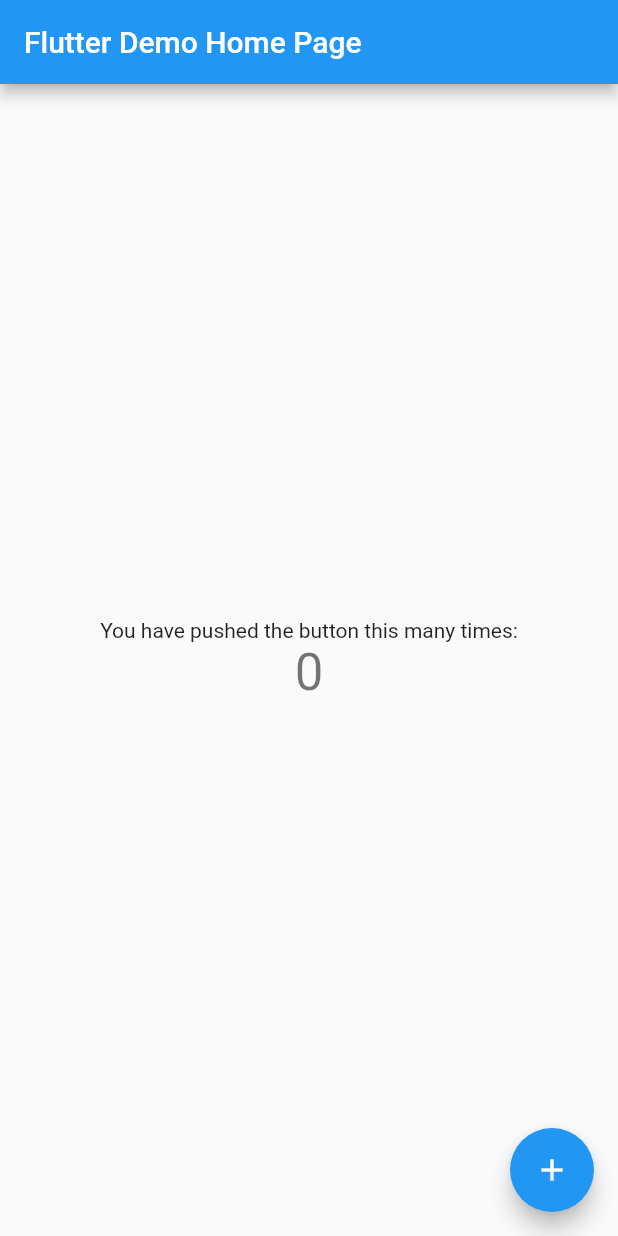
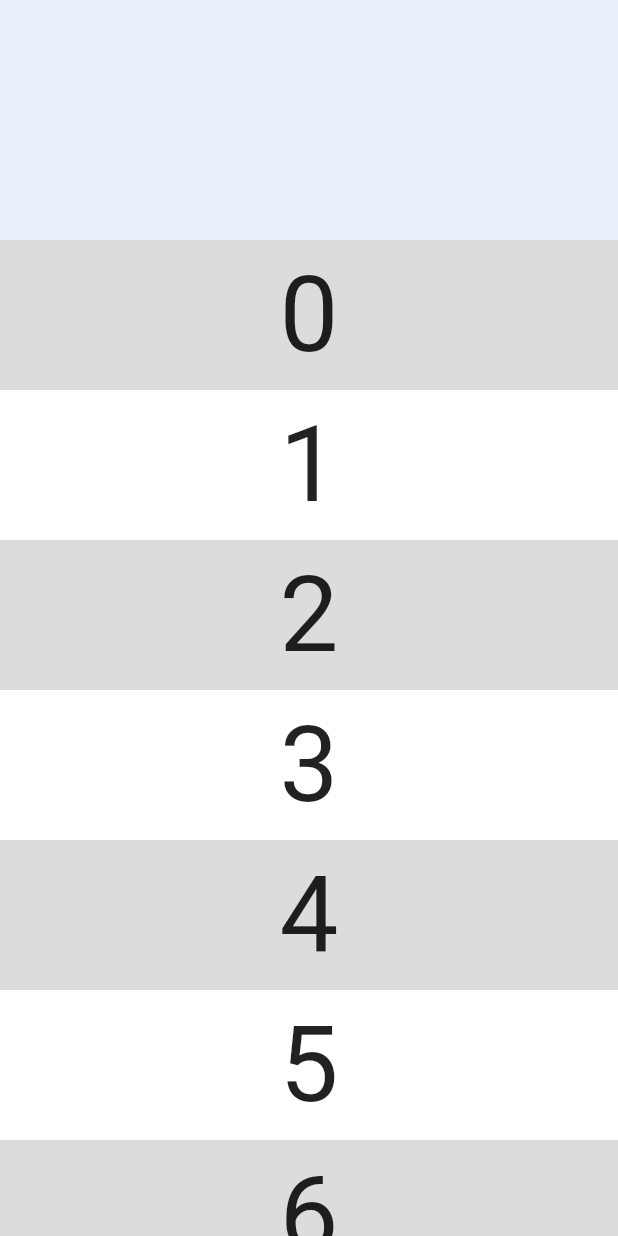
Before and after one commit to MichaelCadavillo/PersonalPortfolio, a Flutter app: the screen it shows after launch, on a phone screen of 412 x 824 dp. Run offline on Flutter 3.47's test engine with Material 2 defaults, Android fonts, the phone set to English and light mode, and no system bars.

Commit message:
Added Color theme

```diff
--- a/lib/main.dart
+++ b/lib/main.dart
@@ -1,4 +1,5 @@
 import 'package:flutter/material.dart';
+import 'package:personal_portfolio/utility/colors.dart';
 
 void main() {
   runApp(MyApp());
@@ -46,68 +47,42 @@ class MyHomePage extends StatefulWidget {
 }
 
 class _MyHomePageState extends State<MyHomePage> {
-  int _counter = 0;
-
-  void _incrementCounter() {
-    setState(() {
-      // This call to setState tells the Flutter framework that something has
-      // changed in this State, which causes it to rerun the build method below
-      // so that the display can reflect the updated values. If we changed
-      // _counter without calling setState(), then the build method would not be
-      // called again, and so nothing would appear to happen.
-      _counter++;
-    });
-  }
+  bool _pinned = true;
+  bool _snap = true;
+  bool _floating = true;
 
   @override
   Widget build(BuildContext context) {
-    // This method is rerun every time setState is called, for instance as done
-    // by the _incrementCounter method above.
-    //
-    // The Flutter framework has been optimized to make rerunning build methods
-    // fast, so that you can just rebuild anything that needs updating rather
-    // than having to individually change instances of widgets.
     return Scaffold(
-      appBar: AppBar(
-        // Here we take the value from the MyHomePage object that was created by
-        // the App.build method, and use it to set our appbar title.
-        title: Text(widget.title!),
+      body: CustomScrollView(
+        slivers: <Widget>[
+          SliverAppBar(
+            backgroundColor: AppColors.PrimaryColor,
+            pinned: _pinned,
+            snap: _snap,
+            floating: _floating,
+            expandedHeight: 160.0,
+            /*flexibleSpace: const FlexibleSpaceBar(
+              title: Text('SliverAppBar'),
+              background: FlutterLogo(),
+            ),*/
+          ),
+          SliverList(
+            delegate: SliverChildBuilderDelegate(
+                  (BuildContext context, int index) {
+                return Container(
+                  color: index.isOdd ? Colors.white : Colors.black12,
+                  height: 100.0,
+                  child: Center(
+                    child: Text('$index', textScaleFactor: 5),
+                  ),
+                );
+              },
+              childCount: 20,
+            ),
+          ),
+        ],
       ),
-      body: Center(
-        // Center is a layout widget. It takes a single child and positions it
-        // in the middle of the parent.
-        child: Column(
-          // Column is also a layout widget. It takes a list of children and
-          // arranges them vertically. By default, it sizes itself to fit its
-          // children horizontally, and tries to be as tall as its parent.
-          //
-          // Invoke "debug painting" (press "p" in the console, choose the
-          // "Toggle Debug Paint" action from the Flutter Inspector in Android
-          // Studio, or the "Toggle Debug Paint" command in Visual Studio Code)
-          // to see the wireframe for each widget.
-          //
-          // Column has various properties to control how it sizes itself and
-          // how it positions its children. Here we use mainAxisAlignment to
-          // center the children vertically; the main axis here is the vertical
-          // axis because Columns are vertical (the cross axis would be
-          // horizontal).
-          mainAxisAlignment: MainAxisAlignment.center,
-          children: <Widget>[
-            Text(
-              'You have pushed the button this many times:',
-            ),
-            Text(
-              '$_counter',
-              style: Theme.of(context).textTheme.headline4,
-            ),
-          ],
-        ),
-      ),
-      floatingActionButton: FloatingActionButton(
-        onPressed: _incrementCounter,
-        tooltip: 'Increment',
-        child: Icon(Icons.add),
-      ), // This trailing comma makes auto-formatting nicer for build methods.
     );
   }
 }
--- /dev/null
+++ b/lib/utility/colors.dart
@@ -0,0 +1,11 @@
+
+import 'package:flutter/material.dart';
+
+class AppColors {
+  static const PrimaryColor = Color(0xFFEAF0FB);
+  static const DarkPrimaryColor = Color(0xFF212121);
+  static const AccentColor = Color(0xFF0083B7);
+  static const LightAccentColor = Color(0xFF00AEF0);
+
+  static const ErrorText = Color(0xFFD0021B);
+}
```
